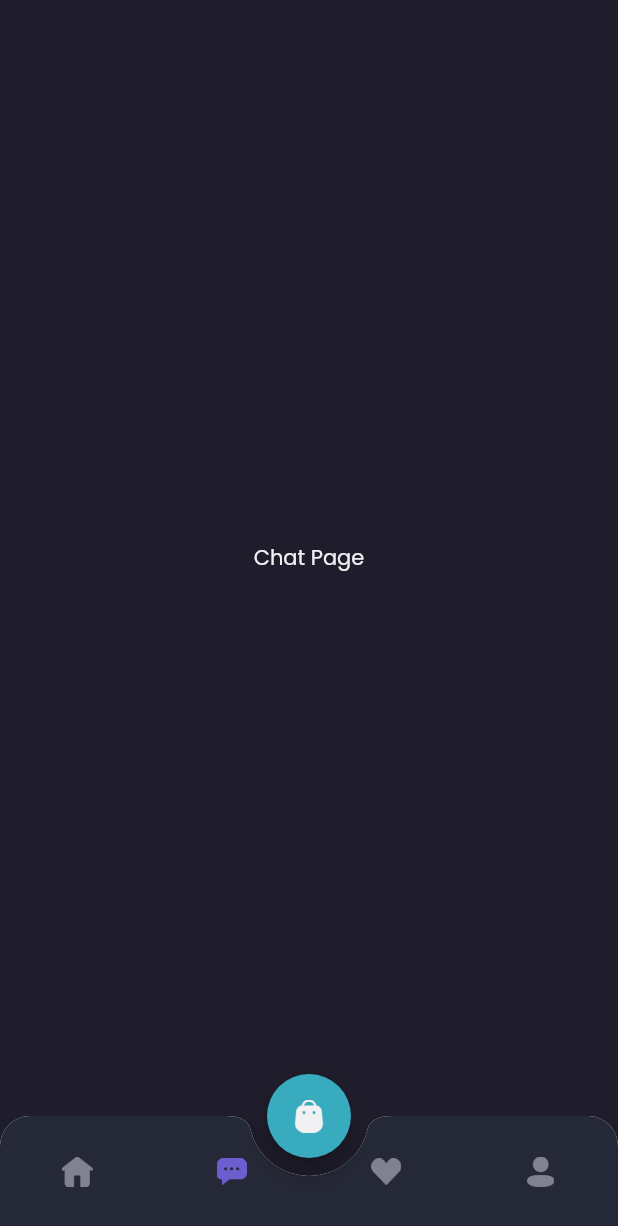
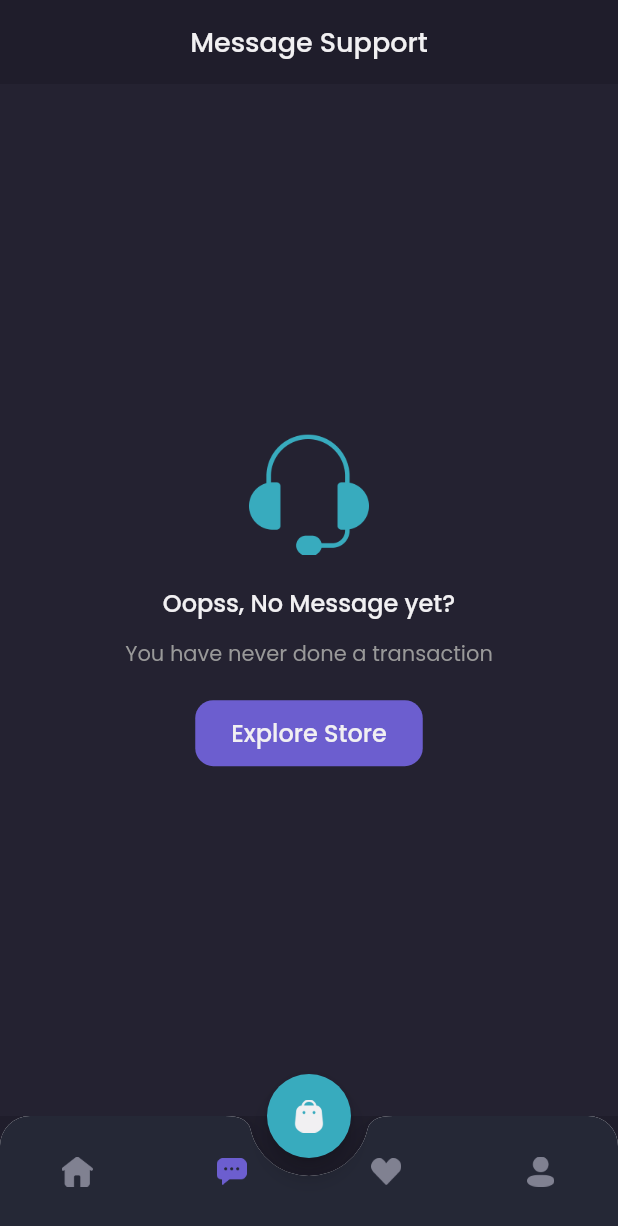
Before and after one commit to madezainul/flutter-shamo, a Flutter app: the MainPage screen opened by its route, item 2 of the bottom bar chosen, on a phone screen of 412 x 824 dp. Shown: the top 1226 px of the screen. Run offline on Flutter 3.47's test engine with Material 2 defaults, Android fonts, the phone set to English and light mode, and no system bars; our stand-ins replace google_fonts.

Commit message:
Modifikasi chat page

```diff
--- a/lib/pages/home/chat_page.dart
+++ b/lib/pages/home/chat_page.dart
@@ -4,11 +4,88 @@ import 'package:shamo/theme.dart';
 class ChatPage extends StatelessWidget {
   @override
   Widget build(BuildContext context) {
-    return Center(
-      child: Text(
-        'Chat Page',
-        style: primaryTextStyle,
-      ),
+    Widget header() {
+      return AppBar(
+        backgroundColor: backgroundColor1,
+        centerTitle: true,
+        title: Text(
+          'Message Support',
+          style: primaryTextStyle.copyWith(
+            fontSize: 18,
+            fontWeight: medium,
+          ),
+        ),
+        elevation: 0,
+        automaticallyImplyLeading: false,
+      );
+    }
+
+    Widget content() {
+      return Expanded(
+        child: Container(
+          width: double.infinity,
+          color: backgroundColor3,
+          child: Column(
+            mainAxisAlignment: MainAxisAlignment.center,
+            children: [
+              Image.asset(
+                'assets/headset_icon.png',
+                width: 80,
+              ),
+              SizedBox(
+                height: 20,
+              ),
+              Text(
+                'Oopss, No Message yet?',
+                style: primaryTextStyle.copyWith(
+                  fontSize: 16,
+                  fontWeight: medium,
+                ),
+              ),
+              SizedBox(
+                height: 12,
+              ),
+              Text(
+                'You have never done a transaction',
+                style: secondaryTextStyle,
+              ),
+              SizedBox(
+                height: 20,
+              ),
+              Container(
+                height: 44,
+                child: TextButton(
+                  onPressed: () {},
+                  style: TextButton.styleFrom(
+                    padding: EdgeInsets.symmetric(
+                      horizontal: 24,
+                      vertical: 10,
+                    ),
+                    backgroundColor: primaryColor,
+                    shape: RoundedRectangleBorder(
+                      borderRadius: BorderRadius.circular(12),
+                    ),
+                  ),
+                  child: Text(
+                    'Explore Store',
+                    style: primaryTextStyle.copyWith(
+                      fontSize: 16,
+                      fontWeight: medium,
+                    ),
+                  ),
+                ),
+              ),
+            ],
+          ),
+        ),
+      );
+    }
+
+    return Column(
+      children: [
+        header(),
+        content(),
+      ],
     );
   }
 }
```
